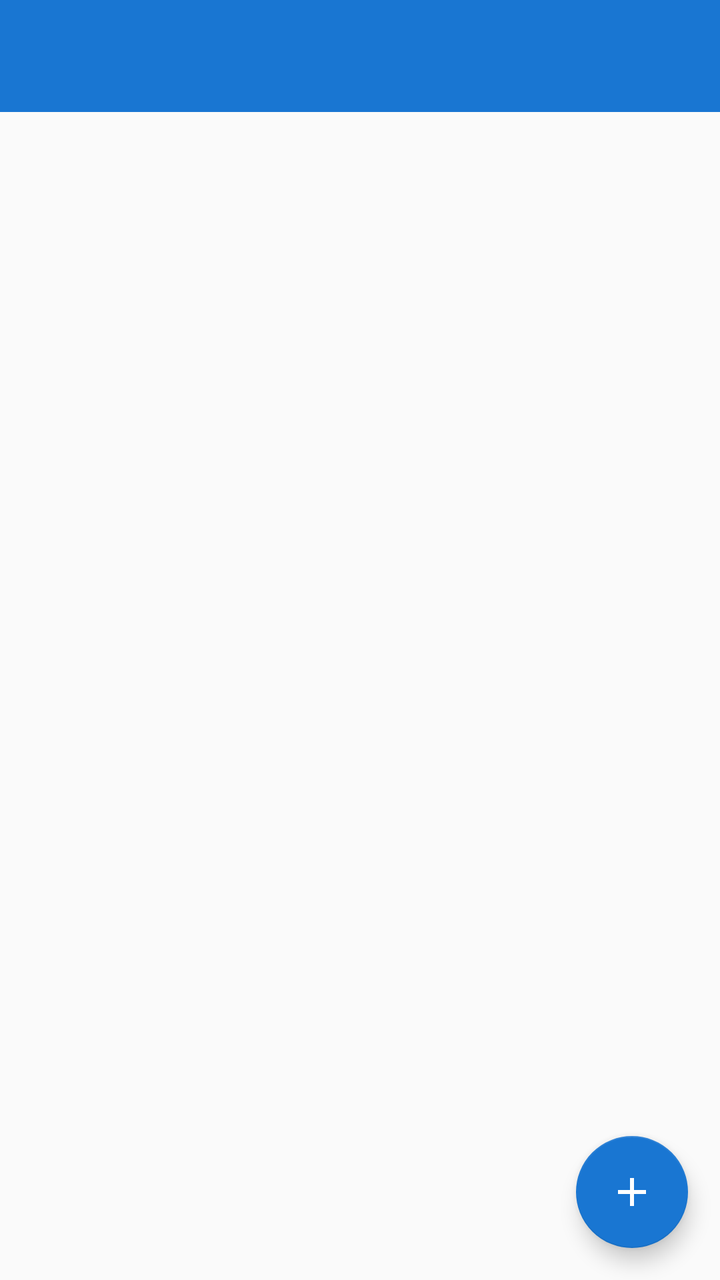
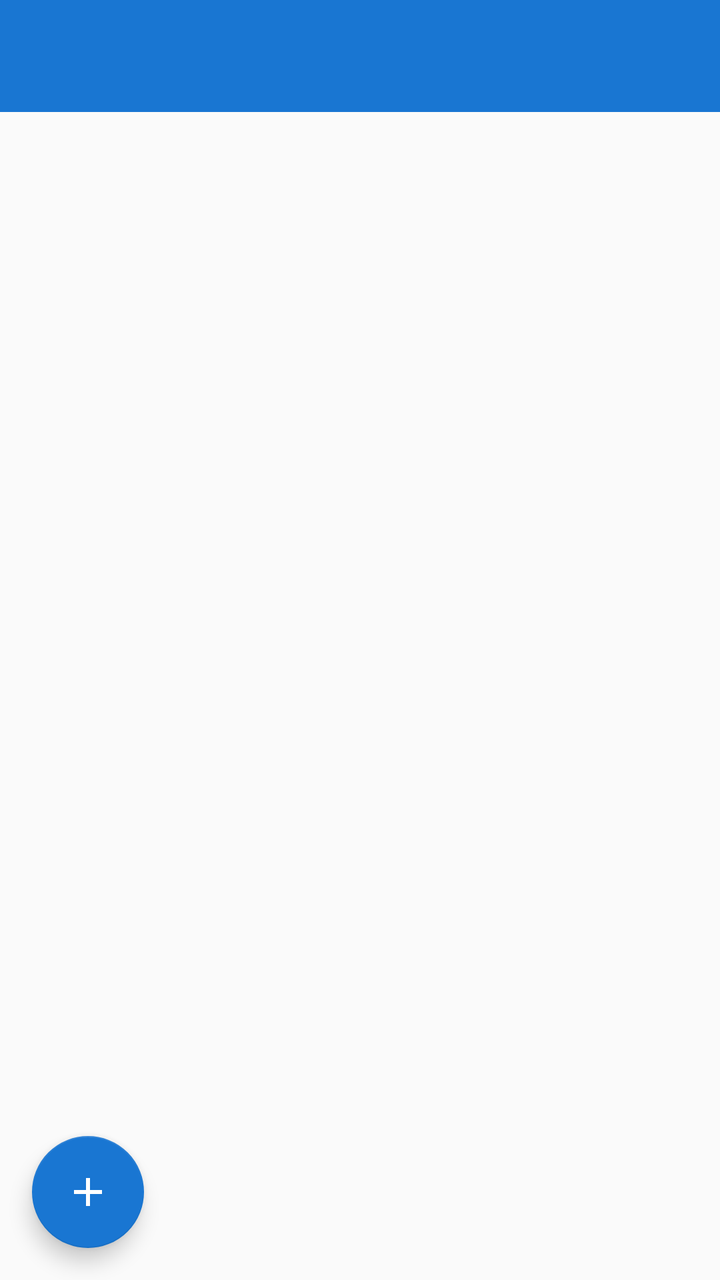

Two renders of the same Android screen: before a commit and after it. Below are the layout's source before the change and the commit's diff.
<!-- AndroidManifest.xml: application theme AppTheme -->
<!-- res/layout/activity_feed.xml -->
<?xml version="1.0" encoding="utf-8"?>
<android.support.v4.widget.DrawerLayout xmlns:android="http://schemas.android.com/apk/res/android"
    xmlns:app="http://schemas.android.com/apk/res-auto"
    xmlns:tools="http://schemas.android.com/tools"
    android:id="@+id/drawer_layout"
    android:layout_width="match_parent"
    android:layout_height="match_parent"
    android:fitsSystemWindows="true"
    tools:context="org.wit.reduke.activities.posts.TextPostActivity">

    <android.support.design.widget.CoordinatorLayout xmlns:android="http://schemas.android.com/apk/res/android"
        android:layout_width="match_parent"
        android:layout_height="match_parent">

        <android.support.design.widget.AppBarLayout
            android:layout_width="match_parent"
            android:layout_height="wrap_content"
            android:background="@color/colorAccent"
            android:fitsSystemWindows="true"
            app:elevation="0dip"
            app:theme="@style/ThemeOverlay.AppCompat.Dark.ActionBar">

            <android.support.v7.widget.Toolbar
                android:id="@+id/toolbarMain"
                android:layout_width="match_parent"
                android:layout_height="wrap_content"
                app:titleTextColor="@color/colorPrimary" />
        </android.support.design.widget.AppBarLayout>

        <android.support.v7.widget.RecyclerView
            android:id="@+id/recyclerView"
            android:layout_width="match_parent"
            android:layout_height="match_parent"
            android:layoutAnimation="@anim/feedslideanimation"
            android:scrollbars="vertical"
            app:layout_behavior="@string/appbar_scrolling_view_behavior" />

        <android.support.design.widget.FloatingActionButton
            android:id="@+id/addPostFabButton"
            android:layout_width="wrap_content"
            android:layout_height="wrap_content"
            android:layout_gravity="end|bottom"
            android:layout_margin="16dp"
            android:src="@drawable/add_white" />

    </android.support.design.widget.CoordinatorLayout>

    <android.support.design.widget.NavigationView
        android:id="@+id/nav_view"
        android:layout_width="wrap_content"
        android:layout_height="match_parent"
        android:layout_gravity="start"
        android:fitsSystemWindows="true"
        app:headerLayout="@layout/nav_header"
        app:itemBackground="@color/navGrey"
        app:itemIconTint="@color/md_black_1000"
        app:itemTextColor="@color/md_black_1000"
        app:menu="@layout/drawer_view">

        <ExpandableListView
            android:id="@+id/nav_ExpandableSubredditList"
            android:layout_width="match_parent"
            android:layout_height="match_parent"
            android:layout_marginTop="355dp"
            android:choiceMode="singleChoice"
            android:dividerHeight="1dp"
            android:layoutDirection="rtl" />

    </android.support.design.widget.NavigationView>

</android.support.v4.widget.DrawerLayout>
<!-- res/layout/nav_header.xml (included above) -->
<?xml version="1.0" encoding="utf-8"?>
<android.support.constraint.ConstraintLayout xmlns:android="http://schemas.android.com/apk/res/android"
    xmlns:app="http://schemas.android.com/apk/res-auto"
    android:id="@+id/linearLayout2"
    android:layout_width="match_parent"
    android:layout_height="208.6dp"
    android:background="@color/colorAccent"
    android:gravity="bottom"
    android:theme="@style/ThemeOverlay.AppCompat.Dark">

    <TextView
        android:id="@+id/current_user_nav_header"
        android:layout_width="0dp"
        android:layout_height="wrap_content"
        android:layout_marginStart="16dp"
        android:layout_marginEnd="16dp"
        android:layout_marginBottom="8dp"
        android:textAppearance="@style/TextAppearance.AppCompat.Title"
        app:layout_constraintBottom_toTopOf="@+id/current_email_nav_header"
        app:layout_constraintEnd_toEndOf="parent"
        app:layout_constraintStart_toStartOf="parent" />

    <TextView
        android:id="@+id/current_email_nav_header"
        android:layout_width="0dp"
        android:layout_height="wrap_content"
        android:layout_marginStart="16dp"
        android:layout_marginEnd="16dp"
        android:layout_marginBottom="16dp"
        android:textAppearance="@style/TextAppearance.AppCompat.Caption"
        app:layout_constraintBottom_toBottomOf="parent"
        app:layout_constraintEnd_toEndOf="parent"
        app:layout_constraintHorizontal_bias="0.0"
        app:layout_constraintStart_toStartOf="parent" />

    <de.hdodenhof.circleimageview.CircleImageView xmlns:app="http://schemas.android.com/apk/res-auto"
        android:id="@+id/current_profile_picture_nav_header"
        android:layout_width="80dp"
        android:layout_height="80dp"
        android:layout_marginStart="16dp"
        android:layout_marginTop="8dp"
        android:layout_marginEnd="8dp"
        android:layout_marginBottom="8dp"
        android:src="@mipmap/reduke_icon_round"
        app:civ_border_color="@android:color/white"
        app:civ_border_width="2dp"
        app:layout_constraintBottom_toTopOf="@+id/current_user_nav_header"
        app:layout_constraintEnd_toEndOf="parent"
        app:layout_constraintHorizontal_bias="0.0"
        app:layout_constraintStart_toStartOf="parent"
        app:layout_constraintTop_toTopOf="parent"
        app:layout_constraintVertical_bias="1.0" />

</android.support.constraint.ConstraintLayout>
<!-- res/layout/drawer_view.xml (included above) -->
<?xml version="1.0" encoding="utf-8"?>
<menu xmlns:android="http://schemas.android.com/apk/res/android"
    android:layout_width="match_parent"
    android:layout_height="match_parent">

    <group
        android:id="@+id/menu_top"
        android:checkableBehavior="single">

        <item
            android:id="@+id/nav_YourPosts"
            android:icon="@drawable/person_outline"
            android:title="@string/yourPosts" />

        <item
            android:id="@+id/nav_addReduke"
            android:icon="@drawable/add_white"
            android:title="@string/title_PostAdd" />

        <item
            android:id="@+id/nav_Logout"
            android:icon="@drawable/logout"
            android:title="@string/logoutTitle" />

    </group>

</menu>
<!-- resources referenced by this layout -->
<resources>
  <color name="colorAccent">#1976D2</color>
  <color name="colorPrimary">#FFFFFF</color>
  <color name="navGrey">#FAFAFA</color>
  <!-- drawable add_white (drawable) -->
  <vector android:height="100dp" android:tint="#FFFFFF"
      android:viewportHeight="24.0" android:viewportWidth="24.0"
      android:width="100dp" xmlns:android="http://schemas.android.com/apk/res/android">
      <path android:fillColor="#FF000000" android:pathData="M19,13h-6v6h-2v-6H5v-2h6V5h2v6h6v2z"/>
  </vector>
  <!-- drawable logout (drawable) -->
  <vector android:height="24dp" android:tint="#FFFFFF"
      android:viewportHeight="24.0" android:viewportWidth="24.0"
      android:width="24dp" xmlns:android="http://schemas.android.com/apk/res/android">
      <path android:fillColor="#FF000000" android:pathData="M10.09,15.59L11.5,17l5,-5 -5,-5 -1.41,1.41L12.67,11H3v2h9.67l-2.58,2.59zM19,3H5c-1.11,0 -2,0.9 -2,2v4h2V5h14v14H5v-4H3v4c0,1.1 0.89,2 2,2h14c1.1,0 2,-0.9 2,-2V5c0,-1.1 -0.9,-2 -2,-2z"/>
  </vector>
  <!-- drawable person_outline (drawable) -->
  <vector xmlns:android="http://schemas.android.com/apk/res/android"
          android:width="24dp"
          android:height="24dp"
          android:viewportWidth="24.0"
          android:viewportHeight="24.0">
      <path
          android:fillColor="@android:color/white"
          android:pathData="M12,5.9c1.16,0 2.1,0.94 2.1,2.1s-0.94,2.1 -2.1,2.1S9.9,9.16 9.9,8s0.94,-2.1 2.1,-2.1m0,9c2.97,0 6.1,1.46 6.1,2.1v1.1L5.9,18.1L5.9,17c0,-0.64 3.13,-2.1 6.1,-2.1M12,4C9.79,4 8,5.79 8,8s1.79,4 4,4 4,-1.79 4,-4 -1.79,-4 -4,-4zM12,13c-2.67,0 -8,1.34 -8,4v3h16v-3c0,-2.66 -5.33,-4 -8,-4z"/>
  </vector>
  <!-- mipmap reduke_icon_round (mipmap-anydpi-v26) -->
  <?xml version="1.0" encoding="utf-8"?>
  <adaptive-icon xmlns:android="http://schemas.android.com/apk/res/android">
      <background android:drawable="@color/reduke_icon_background"/>
      <foreground android:drawable="@mipmap/reduke_icon_foreground"/>
  </adaptive-icon>
  <string name="logoutTitle">Logout</string>
  <string name="title_PostAdd">Add Post</string>
  <string name="yourPosts">Your Posts</string>
  <style name="AppTheme" parent="Theme.AppCompat.Light.NoActionBar">
          
          <item name="colorPrimary">@color/colorPrimary</item>
          <item name="colorPrimaryDark">@color/colorPrimaryDark</item>
          <item name="colorAccent">@color/colorAccent</item>
          <item name="android:statusBarColor">@color/colorDarkPrimaryTint</item>
  
      </style>
  <color name="reduke_icon_background">#1976D2</color>
  <color name="colorPrimaryDark">#000000</color>
  <color name="colorDarkPrimaryTint">#1976D2</color>
</resources>

<!-- the commit's change to res/layout/activity_feed.xml (unified diff, before → after) -->
@@ -41,7 +41,9 @@
             android:layout_height="wrap_content"
             android:layout_gravity="end|bottom"
             android:layout_margin="16dp"
-            android:src="@drawable/add_white" />
+            android:src="@drawable/add_white"
+            app:layout_anchor="@+id/recyclerView"
+            app:layout_anchorGravity="left|bottom" />
 
     </android.support.design.widget.CoordinatorLayout>
 
